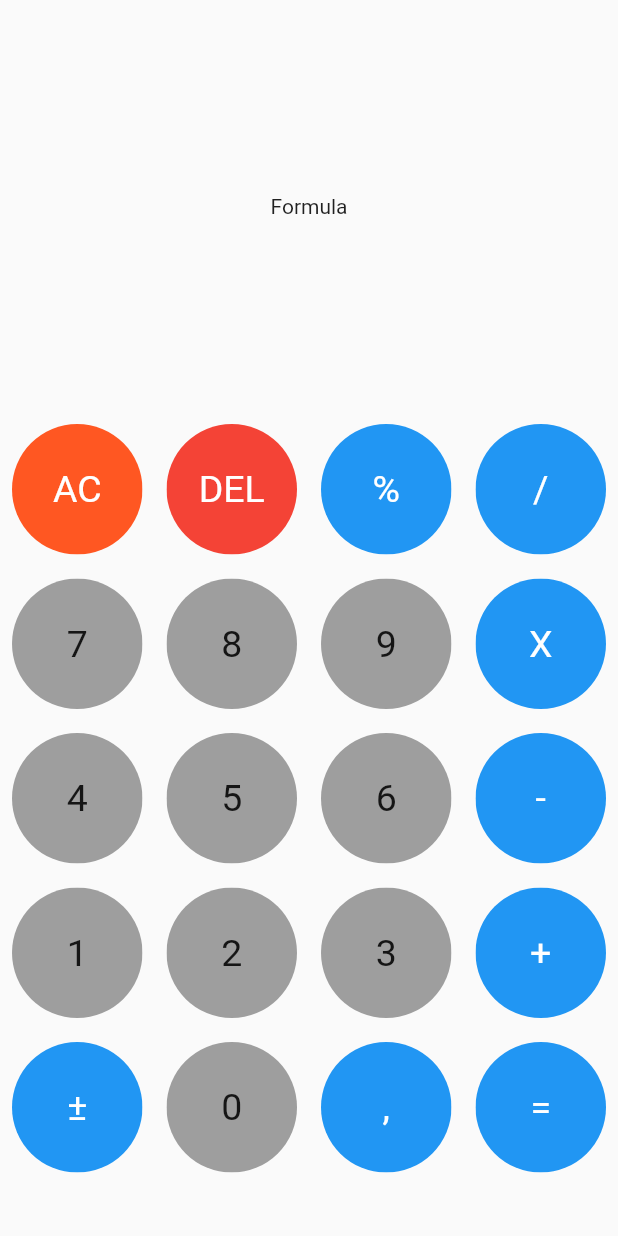
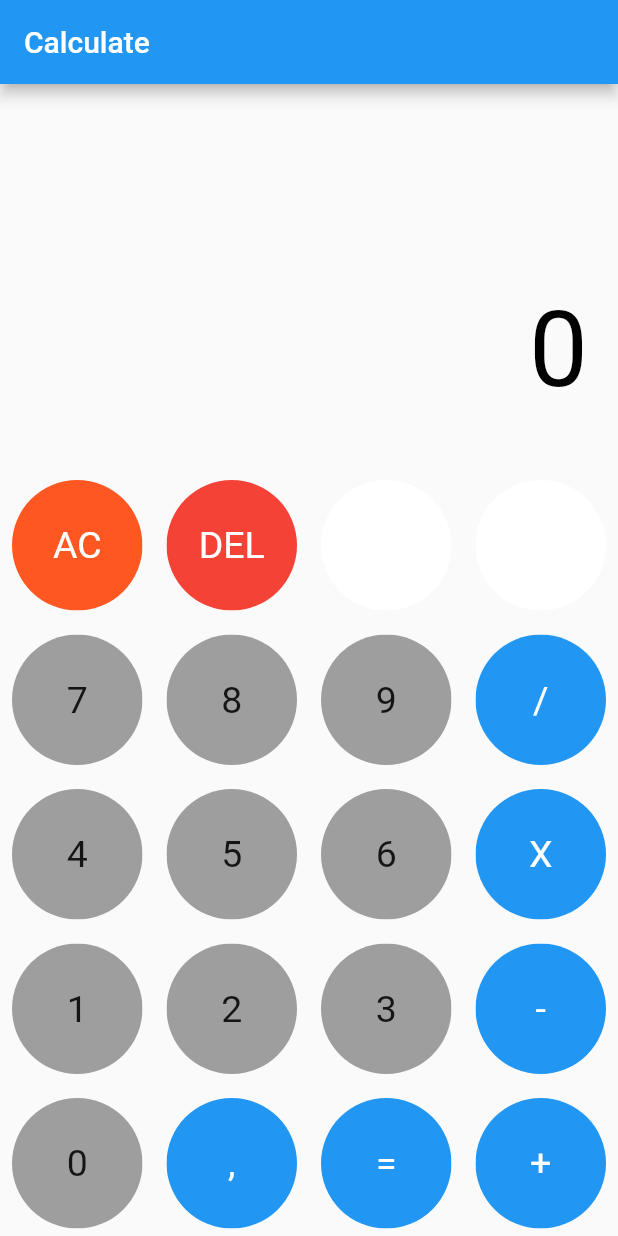
Before and after one commit to ahlgren1234/calculate, a Flutter app: the screen it shows after launch, on a phone screen of 412 x 824 dp. Run offline on Flutter 3.47's test engine with Material 2 defaults, Android fonts, the phone set to English and light mode, and no system bars; our stand-ins replace flutter_mobx, math_expressions, mobx; generated files the repository leaves out were written again.

Commit message:
Add calculate functionality

```diff
--- a/lib/components/GridGenerator.dart
+++ b/lib/components/GridGenerator.dart
@@ -1,24 +1,25 @@
 import 'package:calculate/components/button.dart';
+import 'package:calculate/global.dart';
 
 var calcGrid = [
-  Button.orange(label: "AC", onTap: () {}),
-  Button.red(label: "DEL", onTap: () {}),
-  Button.blue(label: "%", onTap: () {}),
-  Button.blue(label: "/", onTap: () {}),
-  Button.grey(label: "7", onTap: () {}),
-  Button.grey(label: "8", onTap: () {}),
-  Button.grey(label: "9", onTap: () {}),
-  Button.blue(label: "X", onTap: () {}),
-  Button.grey(label: "4", onTap: () {}),
-  Button.grey(label: "5", onTap: () {}),
-  Button.grey(label: "6", onTap: () {}),
-  Button.blue(label: "-", onTap: () {}),
-  Button.grey(label: "1", onTap: () {}),
-  Button.grey(label: "2", onTap: () {}),
-  Button.grey(label: "3", onTap: () {}),
-  Button.blue(label: "+", onTap: () {}),
-  Button.blue(label: "±", onTap: () {}),
-  Button.grey(label: "0", onTap: () {}),
-  Button.blue(label: ",", onTap: () {}),
-  Button.blue(label: "=", onTap: () {}),
+  Button.orange(label: "AC", onTap: () => calculator.clean()),
+  Button.red(label: "DEL", onTap: () => calculator.delete()),
+  Button.white(label: "", onTap: () {}),
+  Button.white(label: "", onTap: () {}),
+  Button.grey(label: "7", onTap: () => calculator.addUserInput("7")),
+  Button.grey(label: "8", onTap: () => calculator.addUserInput("8")),
+  Button.grey(label: "9", onTap: () => calculator.addUserInput("9")),
+  Button.blue(label: "/", onTap: () => calculator.addUserInput("/")),
+  Button.grey(label: "4", onTap: () => calculator.addUserInput("4")),
+  Button.grey(label: "5", onTap: () => calculator.addUserInput("5")),
+  Button.grey(label: "6", onTap: () => calculator.addUserInput("6")),
+  Button.blue(label: "X", onTap: () => calculator.addUserInput("*")),
+  Button.grey(label: "1", onTap: () => calculator.addUserInput("1")),
+  Button.grey(label: "2", onTap: () => calculator.addUserInput("2")),
+  Button.grey(label: "3", onTap: () => calculator.addUserInput("3")),
+  Button.blue(label: "-", onTap: () => calculator.addUserInput("-")),
+  Button.grey(label: "0", onTap: () => calculator.addUserInput("0")),
+  Button.blue(label: ",", onTap: () => calculator.addUserInput(".")),
+  Button.blue(label: "=", onTap: () => calculator.result()),
+  Button.blue(label: "+", onTap: () => calculator.addUserInput("+")),
 ];
--- a/lib/components/button.dart
+++ b/lib/components/button.dart
@@ -24,11 +24,18 @@ class Button extends StatelessWidget {
     textColor = Colors.black87;
   }
 
+  Button.white({this.label, this.onTap}) {
+    bgColor = Colors.white;
+    textColor = Colors.white;
+  }
+
   // const Button({super.key});
 
   @override
   Widget build(BuildContext context) {
-    return Padding(
+    return GestureDetector(
+      onTap: onTap,
+      child: Padding(
         padding: const EdgeInsets.all(8.0),
         child: ClipRRect(
           borderRadius: BorderRadius.circular(50),
@@ -45,6 +52,7 @@ class Button extends StatelessWidget {
             ),
           ),
         ),
+      ),
     );
   }
 }
--- /dev/null
+++ b/lib/global.dart
@@ -0,0 +1,3 @@
+import 'package:calculate/calc_state.dart';
+
+final calculator = CalcState();
--- a/lib/main.dart
+++ b/lib/main.dart
@@ -1,6 +1,7 @@
 import 'package:calculate/components/GridGenerator.dart';
-import 'package:calculate/components/button.dart';
+import 'package:calculate/global.dart';
 import 'package:flutter/material.dart';
+import 'package:flutter_mobx/flutter_mobx.dart';
 
 void main() {
   runApp(const MyApp());
@@ -35,13 +36,51 @@ class _MyHomePageState extends State<MyHomePage> {
   @override
   Widget build(BuildContext context) {
     return Scaffold(
+      appBar: AppBar(
+        title: const Text("Calculate"),
+      ),
       body: Column(
         mainAxisAlignment: MainAxisAlignment.center,
         children: <Widget>[
           Expanded(
-            child: Container(
-              child: Center(
-                child: Text("Formula"),
+            child: Observer(
+              builder: (_) => Container(
+                child: Column(
+                  mainAxisAlignment: MainAxisAlignment.spaceEvenly,
+                  children: [
+                    Container(
+                      padding: const EdgeInsets.all(20),
+                      alignment: Alignment.centerLeft,
+                      child: Text(
+                        calculator.userInput,
+                        style: const TextStyle(
+                          fontSize: 35.0,
+                        ),
+                      ),
+                    ),
+                    Container(
+                      padding: const EdgeInsets.all(20),
+                      alignment: Alignment.centerRight,
+                      // child: Text(
+                      //   calculator.answer,
+                      //   style: const TextStyle(
+                      //     fontSize: 70.0,
+                      //   ),
+                      // ),
+                      child: RichText(
+                        overflow: TextOverflow.ellipsis,
+                        strutStyle: StrutStyle(fontSize: 70.0),
+                        text: TextSpan(
+                          style: TextStyle(
+                            fontSize: 70.0,
+                            color: Colors.black,
+                          ),
+                          text: calculator.answer,
+                        ),
+                      ),
+                    ),
+                  ],
+                ),
               ),
             ),
           ),
```
Also changed, not shown: lib/calc_state.dart (added, +41 -0 lines), pubspec.yaml (+5 -2 lines), lib/calc_state.g.dart (added), pubspec.lock. Lines whose indentation alone changed are shown as unchanged.
